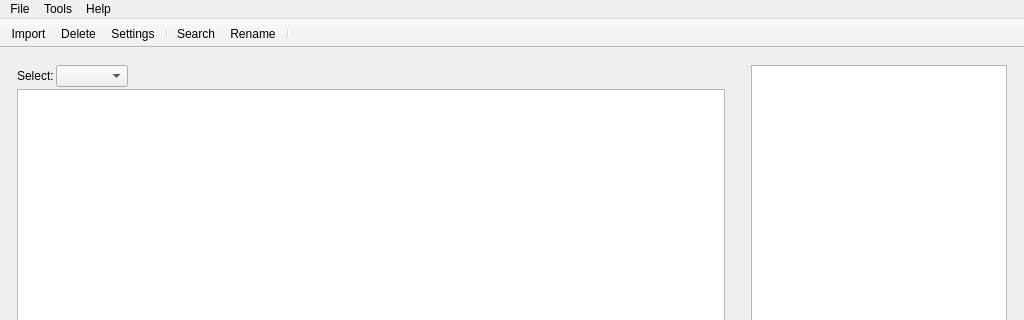
First picture: the form in src/gui/mainwindow.ui, repository alorence/tym, before the edit; both pictures show x 0 to 1024 and y 0 to 320 of the 1024 by 768 pixel window.
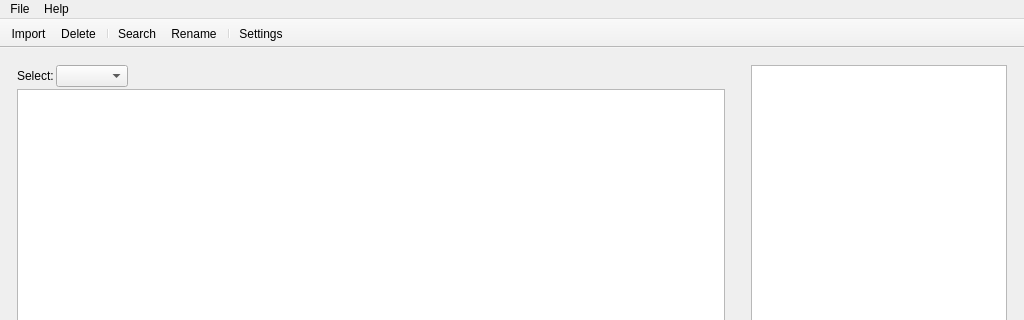
Second picture: the form after the edit. Icons and pictures are not drawn. Custom widgets are drawn as their Qt base class.

```diff
--- a/src/gui/mainwindow.ui
+++ b/src/gui/mainwindow.ui
@@ -197,7 +197,7 @@
      <x>0</x>
      <y>0</y>
      <width>1024</width>
-     <height>25</height>
+     <height>21</height>
     </rect>
    </property>
    <property name="contextMenuPolicy">
@@ -223,15 +223,7 @@
     <addaction name="actionToggleConsole"/>
     <addaction name="actionAbout"/>
    </widget>
-   <widget class="QMenu" name="menuTools">
-    <property name="title">
-     <string>Tools</string>
-    </property>
-    <addaction name="actionSearch"/>
-    <addaction name="actionSettings"/>
-   </widget>
    <addaction name="menuFile"/>
-   <addaction name="menuTools"/>
    <addaction name="menuHelp"/>
   </widget>
   <widget class="QToolBar" name="toolBar">
@@ -258,11 +250,11 @@
    </attribute>
    <addaction name="actionImport"/>
    <addaction name="actionLibraryDelete"/>
-   <addaction name="actionSettings"/>
    <addaction name="separator"/>
    <addaction name="actionSearch"/>
    <addaction name="actionRename"/>
    <addaction name="separator"/>
+   <addaction name="actionSettings"/>
   </widget>
   <action name="actionImport">
    <property name="icon">
```
Left out of the diff: 27 changed lines with no effect on the pictures.
